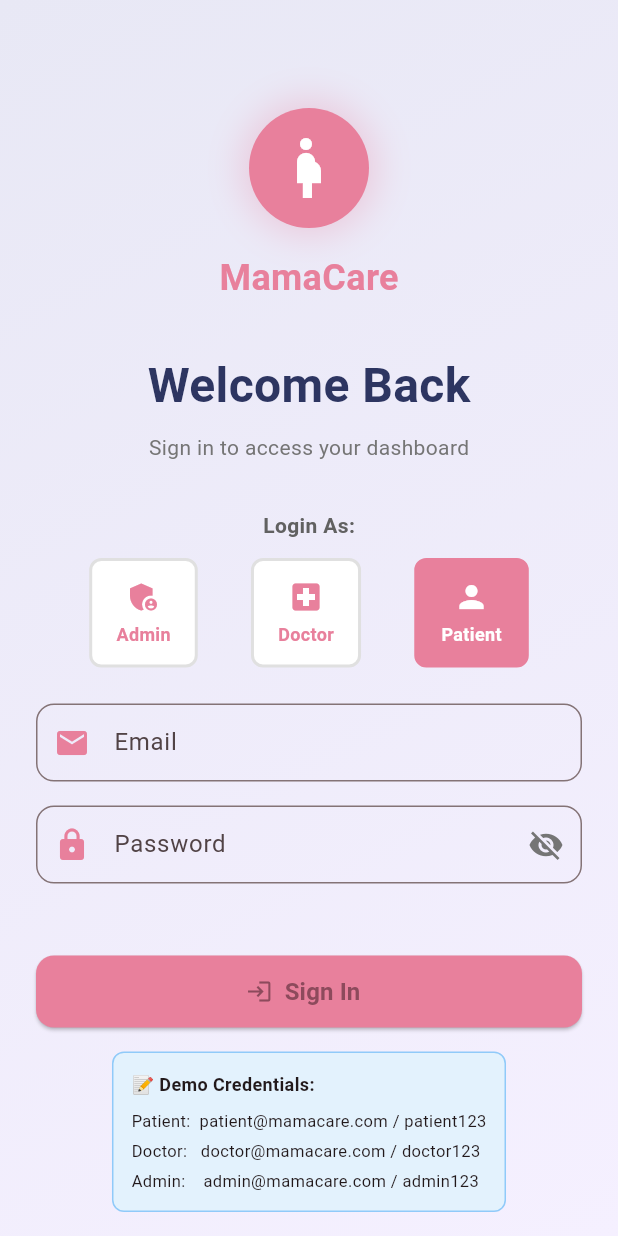
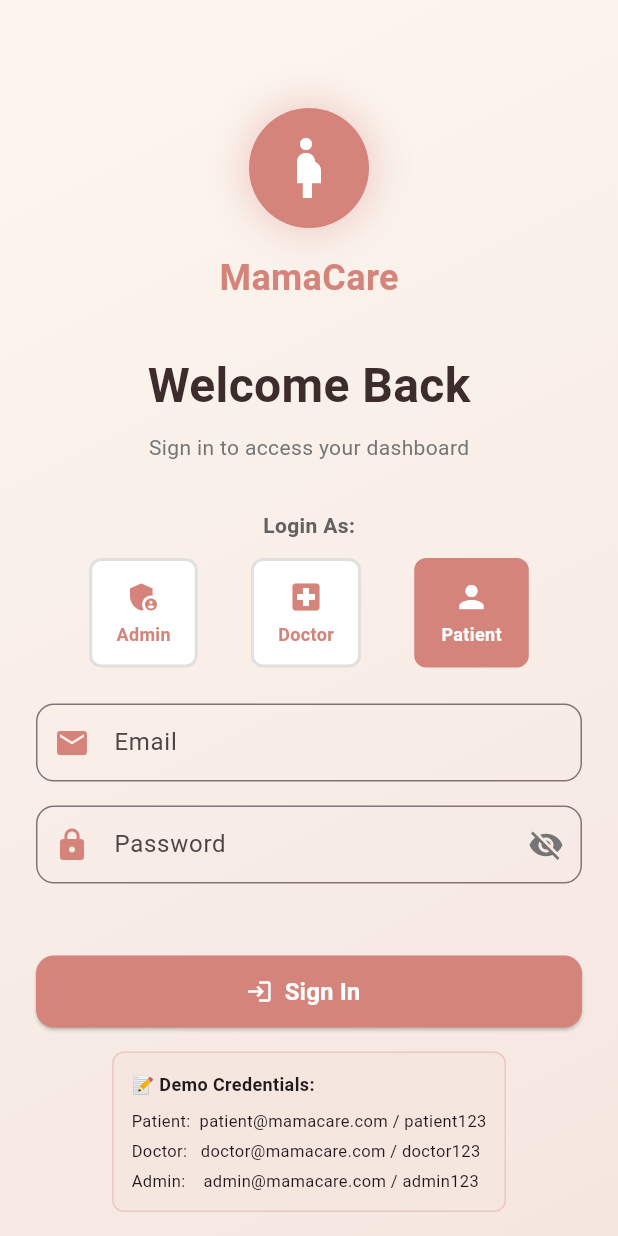
Before and after one commit to pissan-lab/MamaCare, a Flutter app: the screen it shows after launch, on a phone screen of 412 x 824 dp. Run offline on Flutter 3.47's test engine with Material 3 defaults, Android fonts, the phone set to English and light mode, and no system bars; our stand-ins replace flutter_local_notifications, flutter_secure_storage, sqflite, timezone; missing offline and left inert: encrypt; accounts and stored records are empty; Roboto replaces fonts that are missing (Georgia).

Commit message:
feat: update authentication and patient dashboard screens
- Refactor role login screen UI/UX
- Enhance patient dashboard with improved layout and functionality

```diff
--- a/pregnacy/lib/screens/auth/role_login_screen.dart
+++ b/pregnacy/lib/screens/auth/role_login_screen.dart
@@ -81,8 +81,8 @@ class _RoleLoginScreenState extends State<RoleLoginScreen> {
             begin: Alignment.topLeft,
             end: Alignment.bottomRight,
             colors: [
-              Color(0xFFE8E8F5),
-              Color(0xFFF5F0FF),
+              Color(0xFFFDF6F0),
+              Color(0xFFF5E6E0),
             ],
           ),
         ),
@@ -121,7 +121,7 @@ class _RoleLoginScreenState extends State<RoleLoginScreen> {
               gradient: LinearGradient(
                 begin: Alignment.topLeft,
                 end: Alignment.bottomRight,
-                colors: [Color(0xFF2D3561), Color(0xFF1A1F3A)],
+                colors: [Color(0xFF3D2C2C), Color(0xFF2C1F1F)],
               ),
             ),
             child: Column(
@@ -148,7 +148,7 @@ class _RoleLoginScreenState extends State<RoleLoginScreen> {
                         style: TextStyle(
                           fontSize: 28,
                           fontWeight: FontWeight.w600,
-                          color: Color(0xFFE8809C),
+                          color: Color(0xFFD4847A),
                           letterSpacing: 1,
                         ),
                       ),
@@ -192,10 +192,10 @@ class _RoleLoginScreenState extends State<RoleLoginScreen> {
           height: 80,
           decoration: BoxDecoration(
             shape: BoxShape.circle,
-            color: isDark ? Colors.white : const Color(0xFFE8809C),
+            color: isDark ? Colors.white : const Color(0xFFD4847A),
             boxShadow: [
               BoxShadow(
-                color: const Color(0xFFE8809C).withOpacity(0.3),
+                color: const Color(0xFFD4847A).withOpacity(0.3),
                 blurRadius: 20,
                 spreadRadius: 5,
               ),
@@ -205,7 +205,7 @@ class _RoleLoginScreenState extends State<RoleLoginScreen> {
             child: Icon(
               Icons.pregnant_woman,
               size: 48,
-              color: isDark ? const Color(0xFFE8809C) : Colors.white,
+              color: isDark ? const Color(0xFFD4847A) : Colors.white,
             ),
           ),
         ),
@@ -215,7 +215,7 @@ class _RoleLoginScreenState extends State<RoleLoginScreen> {
           style: TextStyle(
             fontSize: 24,
             fontWeight: FontWeight.bold,
-            color: isDark ? Colors.white : const Color(0xFFE8809C),
+            color: isDark ? Colors.white : const Color(0xFFD4847A),
           ),
         ),
       ],
@@ -231,7 +231,7 @@ class _RoleLoginScreenState extends State<RoleLoginScreen> {
           style: TextStyle(
             fontSize: 32,
             fontWeight: FontWeight.bold,
-            color: Color(0xFF2D3561),
+            color: Color(0xFF3D2C2C),
           ),
         ),
         const SizedBox(height: 8),
@@ -270,14 +270,14 @@ class _RoleLoginScreenState extends State<RoleLoginScreen> {
           decoration: InputDecoration(
             labelText: 'Email',
             hintText: 'name@mamacare.com',
-            prefixIcon: const Icon(Icons.email, color: Color(0xFFE8809C)),
+            prefixIcon: const Icon(Icons.email, color: Color(0xFFD4847A)),
             border: OutlineInputBorder(
               borderRadius: BorderRadius.circular(12),
-              borderSide: const BorderSide(color: Color(0xFFE8809C), width: 2),
+              borderSide: const BorderSide(color: Color(0xFFD4847A), width: 2),
             ),
             focusedBorder: OutlineInputBorder(
               borderRadius: BorderRadius.circular(12),
-              borderSide: const BorderSide(color: Color(0xFFE8809C), width: 2),
+              borderSide: const BorderSide(color: Color(0xFFD4847A), width: 2),
             ),
             contentPadding: const EdgeInsets.symmetric(horizontal: 16, vertical: 14),
           ),
@@ -292,7 +292,7 @@ class _RoleLoginScreenState extends State<RoleLoginScreen> {
           decoration: InputDecoration(
             labelText: 'Password',
             hintText: 'Enter your password',
-            prefixIcon: const Icon(Icons.lock, color: Color(0xFFE8809C)),
+            prefixIcon: const Icon(Icons.lock, color: Color(0xFFD4847A)),
             suffixIcon: IconButton(
               icon: Icon(
                 _obscurePassword ? Icons.visibility_off : Icons.visibility,
@@ -304,11 +304,11 @@ class _RoleLoginScreenState extends State<RoleLoginScreen> {
             ),
             border: OutlineInputBorder(
               borderRadius: BorderRadius.circular(12),
-              borderSide: const BorderSide(color: Color(0xFFE8809C), width: 2),
+              borderSide: const BorderSide(color: Color(0xFFD4847A), width: 2),
             ),
             focusedBorder: OutlineInputBorder(
               borderRadius: BorderRadius.circular(12),
-              borderSide: const BorderSide(color: Color(0xFFE8809C), width: 2),
+              borderSide: const BorderSide(color: Color(0xFFD4847A), width: 2),
             ),
             contentPadding: const EdgeInsets.symmetric(horizontal: 16, vertical: 14),
           ),
@@ -352,7 +352,8 @@ class _RoleLoginScreenState extends State<RoleLoginScreen> {
               style: const TextStyle(fontSize: 16, fontWeight: FontWeight.w600),
             ),
             style: ElevatedButton.styleFrom(
-              backgroundColor: const Color(0xFFE8809C),
+              backgroundColor: const Color(0xFFD4847A),
+              foregroundColor: Colors.white,
               shape: RoundedRectangleBorder(
                 borderRadius: BorderRadius.circular(12),
               ),
@@ -365,9 +366,9 @@ class _RoleLoginScreenState extends State<RoleLoginScreen> {
         Container(
           padding: const EdgeInsets.all(12),
           decoration: BoxDecoration(
-            color: Colors.blue[50],
+            color: const Color(0xFFF5E6E0),
             borderRadius: BorderRadius.circular(8),
-            border: Border.all(color: Colors.blue[200]!),
+            border: Border.all(color: const Color(0xFFD4847A).withOpacity(0.3)),
           ),
           child: Column(
             crossAxisAlignment: CrossAxisAlignment.start,
@@ -396,10 +397,10 @@ class _RoleLoginScreenState extends State<RoleLoginScreen> {
       child: Container(
         padding: const EdgeInsets.symmetric(horizontal: 16, vertical: 12),
         decoration: BoxDecoration(
-          color: isSelected ? const Color(0xFFE8809C) : Colors.white,
+          color: isSelected ? const Color(0xFFD4847A) : Colors.white,
           borderRadius: BorderRadius.circular(8),
           border: Border.all(
-            color: isSelected ? const Color(0xFFE8809C) : Colors.grey[300]!,
+            color: isSelected ? const Color(0xFFD4847A) : Colors.grey[300]!,
             width: 2,
           ),
         ),
@@ -407,7 +408,7 @@ class _RoleLoginScreenState extends State<RoleLoginScreen> {
           children: [
             Icon(
               icon,
-              color: isSelected ? Colors.white : const Color(0xFFE8809C),
+              color: isSelected ? Colors.white : const Color(0xFFD4847A),
               size: 24,
             ),
             const SizedBox(height: 4),
@@ -416,7 +417,7 @@ class _RoleLoginScreenState extends State<RoleLoginScreen> {
               style: TextStyle(
                 fontSize: 12,
                 fontWeight: FontWeight.w600,
-                color: isSelected ? Colors.white : const Color(0xFFE8809C),
+                color: isSelected ? Colors.white : const Color(0xFFD4847A),
               ),
             ),
           ],
```
Also changed, not shown: pregnacy/lib/screens/patient/patient_dashboard_screen.dart (+80 -64 lines).
